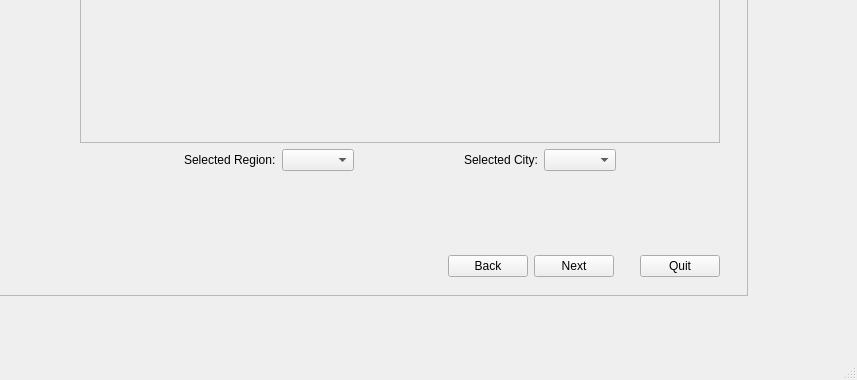
Before: the Qt Designer form gui/qt/app.ui in chenhan1218/ubiquity, drawn with Qt 5; both pictures show x 111 to 968 and y 317 to 697 of the 968 by 697 pixel window.
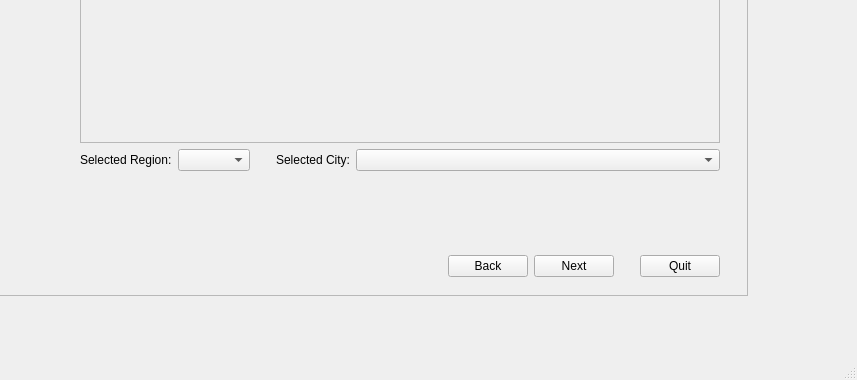
After: the same form once the commit is applied. The open tabs and pages were chosen to show the change. Icons and pictures are not drawn.

```diff
--- a/gui/qt/app.ui
+++ b/gui/qt/app.ui
@@ -413,19 +413,6 @@
                  </item>
                  <item>
                   <layout class="QHBoxLayout" name="horizontalLayout_4">
-                   <item>
-                    <spacer name="horizontalSpacer_9">
-                     <property name="orientation">
-                      <enum>Qt::Horizontal</enum>
-                     </property>
-                     <property name="sizeHint" stdset="0">
-                      <size>
-                       <width>40</width>
-                       <height>20</height>
-                      </size>
-                     </property>
-                    </spacer>
-                   </item>
                    <item>
                     <widget class="QLabel" name="timezone_zone_label">
                      <property name="text">
@@ -443,7 +430,7 @@
                      </property>
                      <property name="sizeHint" stdset="0">
                       <size>
-                       <width>40</width>
+                       <width>20</width>
                        <height>20</height>
                       </size>
                      </property>
@@ -457,20 +444,14 @@
                     </widget>
                    </item>
                    <item>
-                    <widget class="QComboBox" name="timezone_city_combo"/>
-                   </item>
-                   <item>
-                    <spacer name="horizontalSpacer_8">
-                     <property name="orientation">
-                      <enum>Qt::Horizontal</enum>
+                    <widget class="QComboBox" name="timezone_city_combo">
+                     <property name="sizePolicy">
+                      <sizepolicy hsizetype="Preferred" vsizetype="Fixed">
+                       <horstretch>1</horstretch>
+                       <verstretch>0</verstretch>
+                      </sizepolicy>
                      </property>
-                     <property name="sizeHint" stdset="0">
-                      <size>
-                       <width>40</width>
-                       <height>20</height>
-                      </size>
-                     </property>
-                    </spacer>
+                    </widget>
                    </item>
                   </layout>
                  </item>
```
